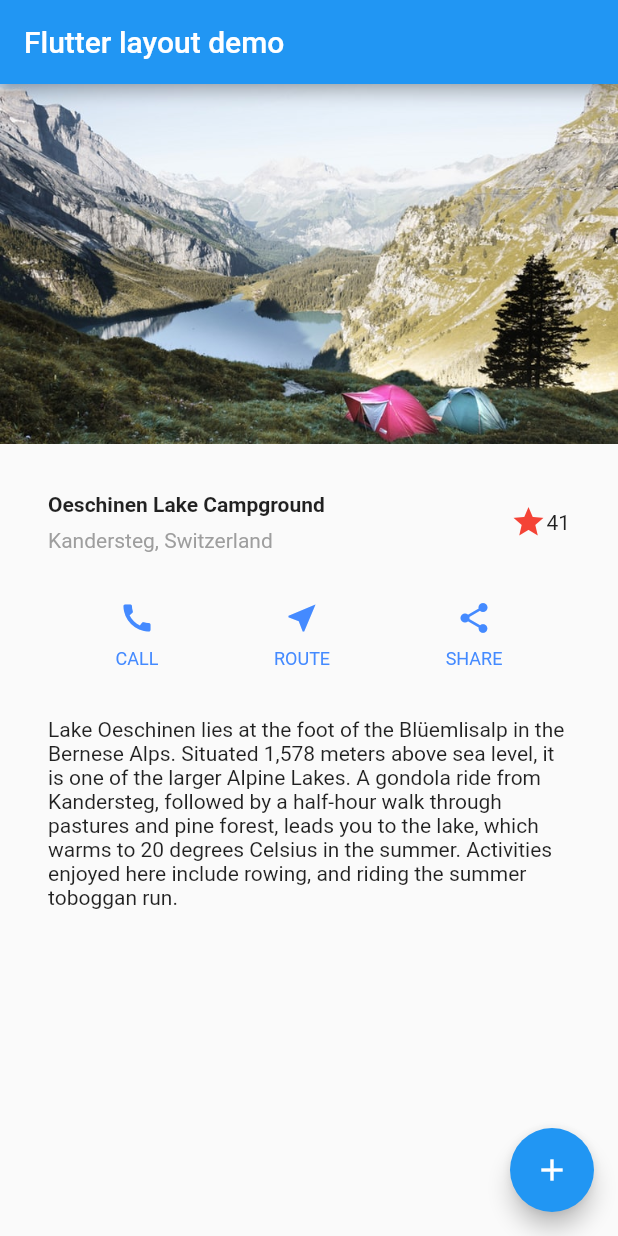
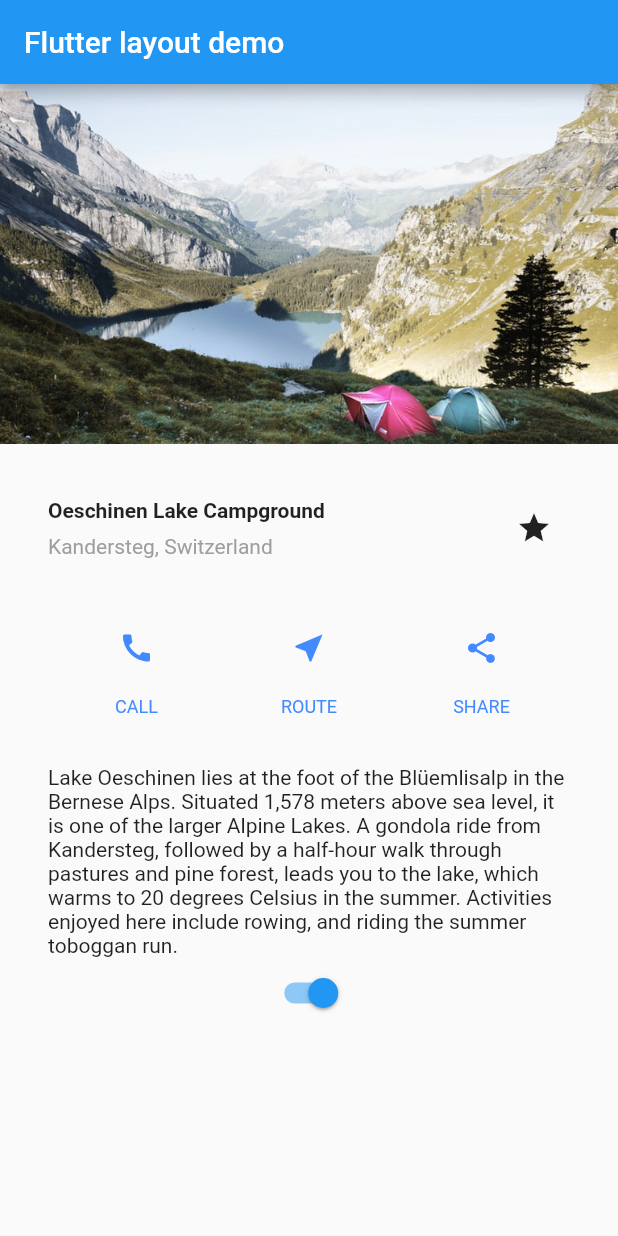
Before and after one commit to jeisux92/Building-layouts, a Flutter app: the screen it shows after launch, on a phone screen of 412 x 824 dp. Run offline on Flutter 3.47's test engine with Material 2 defaults, Android fonts, the phone set to English and light mode, and no system bars.

Commit message:
add interactivity

```diff
--- a/lib/pages/my_home_page.dart
+++ b/lib/pages/my_home_page.dart
@@ -1,4 +1,5 @@
 import 'package:flutter/material.dart';
+import 'package:hello_world/widgets/favorite.dart';
 
 class MyHomePage extends StatefulWidget {
   MyHomePage({Key key, this.title}) : super(key: key);
@@ -19,19 +20,6 @@ class MyHomePage extends StatefulWidget {
 }
 
 class _MyHomePageState extends State<MyHomePage> {
-  int _counter = 0;
-
-  void _incrementCounter() {
-    setState(() {
-      // This call to setState tells the Flutter framework that something has
-      // changed in this State, which causes it to rerun the build method below
-      // so that the display can reflect the updated values. If we changed
-      // _counter without calling setState(), then the build method would not be
-      // called again, and so nothing would appear to happen.
-      _counter++;
-    });
-  }
-
   Widget titleSection = Container(
     padding: const EdgeInsets.all(32),
     child: Row(
@@ -60,12 +48,7 @@ class _MyHomePageState extends State<MyHomePage> {
             ],
           ),
         ),
-        /*3*/
-        Icon(
-          Icons.star,
-          color: Colors.red[500],
-        ),
-        Text('41'),
+        FavoriteWidget()
       ],
     ),
   );
@@ -75,7 +58,11 @@ class _MyHomePageState extends State<MyHomePage> {
       mainAxisSize: MainAxisSize.min,
       mainAxisAlignment: MainAxisAlignment.center,
       children: [
-        Icon(icon, color: color),
+        IconButton(
+          icon: Icon(icon),
+          color: color,
+          onPressed: () {},
+        ),
         Container(
           margin: const EdgeInsets.only(top: 8),
           child: Text(
@@ -106,7 +93,9 @@ class _MyHomePageState extends State<MyHomePage> {
 
   Widget textSection = Container(
     padding: const EdgeInsets.all(32),
-    child: Text(
+    child: Column(
+      children: <Widget>[
+        Text(
           'Lake Oeschinen lies at the foot of the Blüemlisalp in the Bernese '
           'Alps. Situated 1,578 meters above sea level, it is one of the '
           'larger Alpine Lakes. A gondola ride from Kandersteg, followed by a '
@@ -114,6 +103,12 @@ class _MyHomePageState extends State<MyHomePage> {
           'lake, which warms to 20 degrees Celsius in the summer. Activities '
           'enjoyed here include rowing, and riding the summer toboggan run.',
           softWrap: true,
+        ),
+        Switch(
+          value: true,
+          onChanged: (bool value) {},
+        )
+      ],
     ),
   );
 
@@ -146,11 +141,6 @@ class _MyHomePageState extends State<MyHomePage> {
           textSection,
         ],
       ),
-      floatingActionButton: FloatingActionButton(
-        onPressed: _incrementCounter,
-        tooltip: 'Increment',
-        child: Icon(Icons.add),
-      ), // This trailing comma makes auto-formatting nicer for build methods.
     );
   }
 }
--- /dev/null
+++ b/lib/widgets/favorite.dart
@@ -0,0 +1,39 @@
+import 'package:flutter/material.dart';
+
+class FavoriteWidget extends StatefulWidget {
+  @override
+  State<StatefulWidget> createState() => new _FavoriteWidgetState();
+}
+
+class _FavoriteWidgetState extends State<FavoriteWidget> {
+  bool _isFavorited = true;
+  int _favoriteCount = 41;
+
+  @override
+  Widget build(BuildContext context) {
+    return Row(
+      mainAxisSize: MainAxisSize.min,
+      children: <Widget>[
+        Container(
+          padding: EdgeInsets.all(0),
+          child: IconButton(
+            icon: (_isFavorited ? Icon(Icons.star) : Icon(Icons.star_border)),
+            onPressed: _toggleFavorite,
+          ),
+        )
+      ],
+    );
+  }
+
+  void _toggleFavorite() {
+    setState(() {
+      if (_isFavorited) {
+        _favoriteCount -= 1;
+        _isFavorited = false;
+      } else {
+        _favoriteCount += 1;
+        _isFavorited = true;
+      }
+    });
+  }
+}
```
Lines whose indentation alone changed are shown as unchanged.
